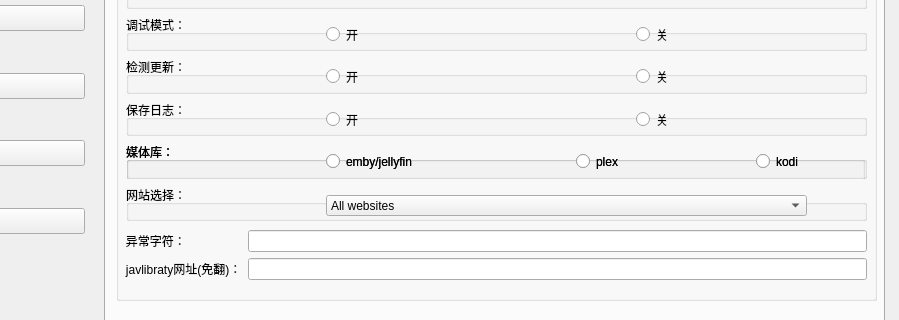
Above: Ui/AVDC.ui from kejizhihui/av-profile-photo before the change; both pictures show x 126 to 1025 and y 136 to 456 of the 1025 by 720 pixel window. Below: the same form after it.
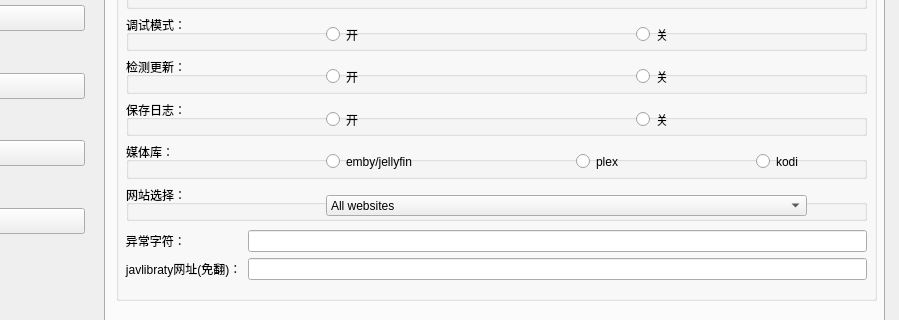
That is the form after the change.

Patch:
```diff
--- a/Ui/AVDC.ui
+++ b/Ui/AVDC.ui
@@ -1153,58 +1153,6 @@
               <string>kodi</string>
              </property>
             </widget>
-            <widget class="QGroupBox" name="groupBox_14">
-             <property name="geometry">
-              <rect>
-               <x>0</x>
-               <y>0</y>
-               <width>739</width>
-               <height>43</height>
-              </rect>
-             </property>
-             <property name="title">
-              <string>媒体库：</string>
-             </property>
-             <widget class="QRadioButton" name="radioButton_emby_2">
-              <property name="geometry">
-               <rect>
-                <x>200</x>
-                <y>10</y>
-                <width>181</width>
-                <height>19</height>
-               </rect>
-              </property>
-              <property name="text">
-               <string>emby/jellyfin</string>
-              </property>
-             </widget>
-             <widget class="QRadioButton" name="radioButton_plex_2">
-              <property name="geometry">
-               <rect>
-                <x>450</x>
-                <y>10</y>
-                <width>81</width>
-                <height>19</height>
-               </rect>
-              </property>
-              <property name="text">
-               <string>plex</string>
-              </property>
-             </widget>
-             <widget class="QRadioButton" name="radioButton_kodi_2">
-              <property name="geometry">
-               <rect>
-                <x>630</x>
-                <y>10</y>
-                <width>81</width>
-                <height>19</height>
-               </rect>
-              </property>
-              <property name="text">
-               <string>kodi</string>
-              </property>
-             </widget>
-            </widget>
            </widget>
           </item>
           <item>
```
